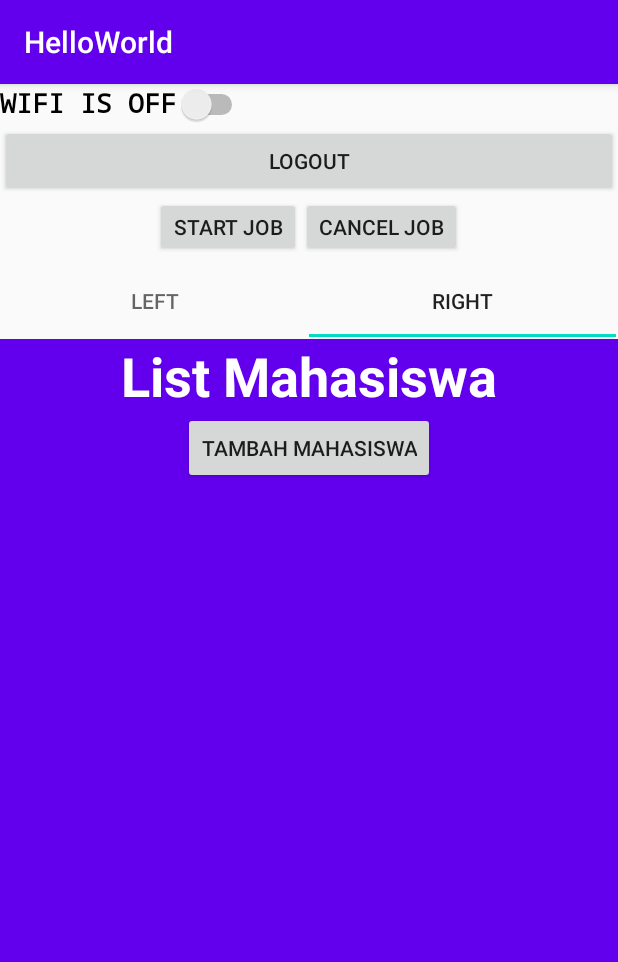
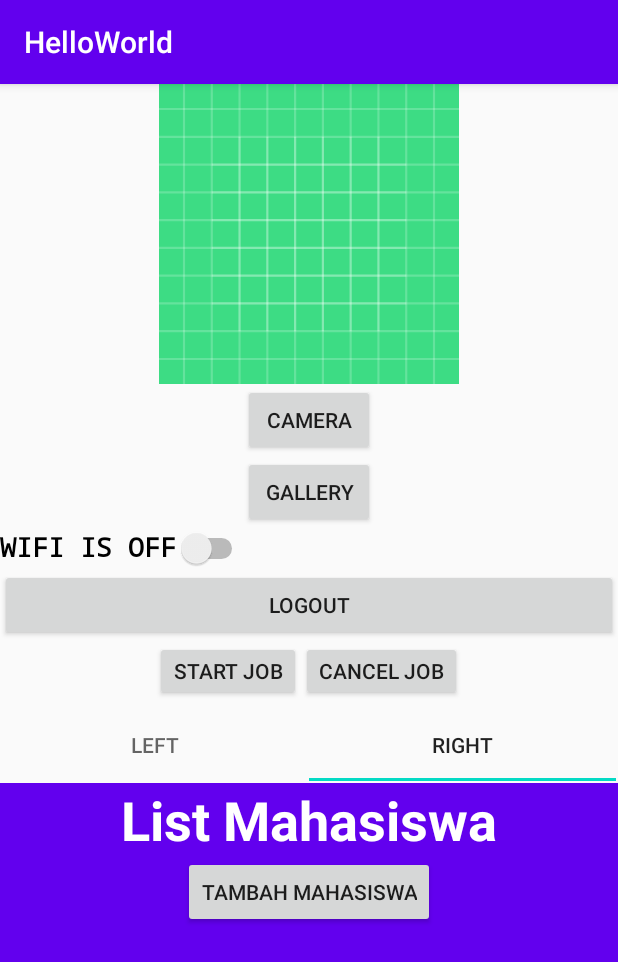
Before and after one commit to HezkielRivaldoSiregar/ProgAndroid, an Android app: the HomeActivity screen opened directly, with no data from a screen before it, tab 2 chosen, on a phone screen of 412 x 824 dp. Shown: the top 962 px of the screen. Run offline under Robolectric (Android 15) with nearby library versions, the phone set to English and light mode, and no system bars; our stand-ins replace Firebase (no records; nobody signed in at launch, a user with empty details on screens opened directly).

Commit message:
+add camera and orientation

```diff
--- a/app/src/main/AndroidManifest.xml
+++ b/app/src/main/AndroidManifest.xml
@@ -5,13 +5,16 @@
     <uses-permission android:name="android.permission.CHANGE_WIFI_STATE"/>
 
     <uses-permission android:name="android.permission.RECEIVE_BOOT_COMPLETED" />
+    <uses-permission android:name="android.permission.CAMERA"/>
+    <uses-permission android:name="android.permission.WRITE_EXTERNAL_STORAGE" />
+    <uses-feature android:name="android.hardware.camera" android:required="false" />
 
     <application
         android:allowBackup="true"
         android:icon="@mipmap/ic_launcher"
         android:label="@string/app_name"
         android:roundIcon="@mipmap/ic_launcher_round"
-        android:supportsRtl="true"
+        android:supportsRtl="false"
         android:theme="@style/AppTheme">
         <activity android:name=".LoginActivity">
             <intent-filter>
--- a/app/src/main/java/com/example/helloworld/HomeActivity.java
+++ b/app/src/main/java/com/example/helloworld/HomeActivity.java
@@ -1,5 +1,6 @@
 package com.example.helloworld;
 
+import android.Manifest;
 import android.app.job.JobInfo;
 import android.app.job.JobScheduler;
 import android.content.ComponentName;
@@ -10,9 +11,12 @@ import android.app.NotificationManager;
 import android.content.BroadcastReceiver;
 import android.content.Context;
 import android.content.Intent;
+import android.content.pm.PackageManager;
+import android.graphics.Bitmap;
 import android.net.wifi.WifiManager;
 import android.os.Build;
 import android.os.Bundle;
+import android.provider.MediaStore;
 import android.provider.Settings;
 import android.util.Log;
 import android.view.View;
@@ -20,43 +24,41 @@ import android.widget.Button;
 import android.widget.CompoundButton;
 import android.widget.FrameLayout;
 
+import androidx.annotation.NonNull;
+import androidx.annotation.Nullable;
 import androidx.annotation.RequiresApi;
 import androidx.appcompat.app.AppCompatActivity;
+import androidx.core.app.ActivityCompat;
 import androidx.core.app.NotificationCompat;
+import androidx.core.content.ContextCompat;
 import androidx.viewpager.widget.ViewPager;
 
-
-import com.example.helloworld.LoginActivity;
-import com.example.helloworld.MyJobService;
-import com.example.helloworld.PagerAdapter;
-import com.example.helloworld.R;
-import com.example.helloworld.SharedPrefManager;
 import com.google.android.material.tabs.TabItem;
 import com.google.android.material.tabs.TabLayout;
+
+import android.widget.ImageView;
 import android.widget.Switch;
-
+import android.widget.Toast;
 
 
 public class HomeActivity extends AppCompatActivity {
     private SharedPrefManager sharedPreferenceConfig;
     private Switch sw;
     private WifiManager wm;
-
     private Button button;
     SharedPrefManager sharedPrefManager;
-
-
-
-
     private Button btnStartJob;
     private Button btnCancelJob;
-
     private static final String TAG = HomeActivity.class.getSimpleName();
 
     private FrameLayout fragmentHolder;
 
-    public HomeActivity() {
-    }
+    public static final int CAMERA_REQUEST_CODE = 102;
+    public  static final int CAMERA_PERMISSION_CODE = 101;
+    public static final int GALLERY_REQUEST_CODE = 105;
+    private ImageView image;
+    private Button btnCamera,galleryBtn;;
+    String currentPhotoPath;
 
     @Override
     protected void onCreate(Bundle savedInstanceState) {
@@ -89,6 +91,26 @@ public class HomeActivity extends AppCompatActivity {
 
             }
         });
+
+        image = findViewById(R.id.imageCapture);
+        btnCamera = findViewById(R.id.cameraBtn);
+        galleryBtn = findViewById(R.id.galleryBtn);
+
+
+        btnCamera.setOnClickListener(new View.OnClickListener() {
+            @Override
+            public void onClick(View v) {
+                askCameraPermission();
+            }
+        });
+        galleryBtn.setOnClickListener(new View.OnClickListener() {
+            @Override
+            public void onClick(View v) {
+                Intent gallery = new Intent(Intent.ACTION_PICK,MediaStore.Images.Media.EXTERNAL_CONTENT_URI);
+                startActivityForResult(gallery, GALLERY_REQUEST_CODE);
+            }
+        });
+
         tabLayout.addOnTabSelectedListener(new TabLayout.OnTabSelectedListener() {
             @Override
             public void onTabSelected(TabLayout.Tab tab) {
@@ -114,6 +136,41 @@ public class HomeActivity extends AppCompatActivity {
         sw = findViewById(R.id.wifi_switch);
         BroadcastRec();
     }
+
+
+    private void askCameraPermission() {
+        if(ContextCompat.checkSelfPermission(this, Manifest.permission.CAMERA) != PackageManager.PERMISSION_GRANTED){
+            ActivityCompat.requestPermissions(this, new String[] {Manifest.permission.CAMERA}, CAMERA_PERMISSION_CODE);
+        } else{
+            openCamera();
+        }
+    }
+
+    public void onRequestPermissionsResult(int requestCode, @NonNull String[] permissions, @NonNull int[] grantResults) {
+        if(requestCode == CAMERA_PERMISSION_CODE){
+            if(grantResults.length < 0 && grantResults[0] == PackageManager.PERMISSION_GRANTED){
+                openCamera();
+            }else{
+                Toast.makeText(this, "Camera permission required", Toast.LENGTH_SHORT).show();
+            }
+        }
+    }
+    private void openCamera() {
+        Intent cameraIntent = new Intent(MediaStore.ACTION_IMAGE_CAPTURE);
+        startActivityForResult(cameraIntent, CAMERA_REQUEST_CODE);
+    }
+
+
+    @Override
+    protected void onActivityResult(int requestCode, int resultCode, @Nullable Intent data) {
+        super.onActivityResult(requestCode, resultCode, data);
+        if (requestCode == CAMERA_REQUEST_CODE) {
+            Bitmap imageThumbnail = (Bitmap) data.getExtras().get("data");
+            image.setImageBitmap(imageThumbnail);
+        }
+    }
+
+
     protected void onStart() {
         super.onStart();
         IntentFilter intentFilter = new IntentFilter(WifiManager.WIFI_STATE_CHANGED_ACTION);
--- a/app/src/main/res/layout/activity_home.xml
+++ b/app/src/main/res/layout/activity_home.xml
@@ -2,9 +2,46 @@
 <LinearLayout
     xmlns:app="http://schemas.android.com/apk/res-auto"
     xmlns:android="http://schemas.android.com/apk/res/android"
+    xmlns:tools="http://schemas.android.com/tools"
     android:layout_width="match_parent"
     android:layout_height="match_parent"
     android:orientation="vertical">
+
+
+    <ImageView
+        android:id="@+id/imageCapture"
+        android:layout_width="match_parent"
+        android:layout_height="200dp"
+        app:layout_constraintBottom_toBottomOf="parent"
+        app:layout_constraintEnd_toEndOf="parent"
+        app:layout_constraintStart_toStartOf="parent"
+        app:layout_constraintTop_toTopOf="parent"
+        app:layout_constraintVertical_bias="0.23000002"
+        app:srcCompat="@drawable/ic_launcher_background"
+        tools:ignore="VectorDrawableCompat" />
+
+    <Button
+        android:id="@+id/cameraBtn"
+        android:layout_width="wrap_content"
+        android:layout_height="wrap_content"
+        android:layout_gravity="center_horizontal"
+        android:text="Camera"
+        app:layout_constraintEnd_toEndOf="parent"
+        app:layout_constraintHorizontal_bias="0.33"
+        app:layout_constraintStart_toStartOf="parent"
+        app:layout_constraintTop_toBottomOf="@+id/displayImageView" />
+
+    <Button
+        android:id="@+id/galleryBtn"
+        android:layout_width="wrap_content"
+        android:layout_height="wrap_content"
+        android:layout_gravity="center_horizontal"
+        android:text="Gallery"
+        app:layout_constraintBottom_toBottomOf="@+id/cameraBtn"
+        app:layout_constraintStart_toEndOf="@+id/cameraBtn"
+        app:layout_constraintTop_toTopOf="@+id/cameraBtn" />
+
+
 
     <Switch
         android:id="@+id/wifi_switch"
```
